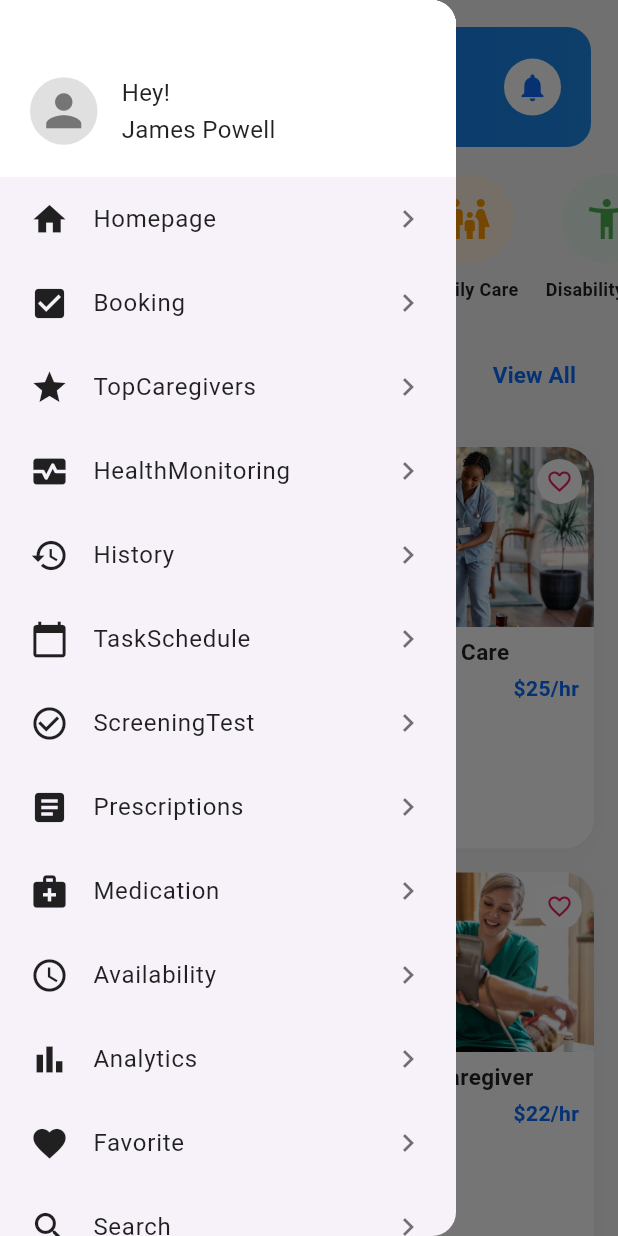
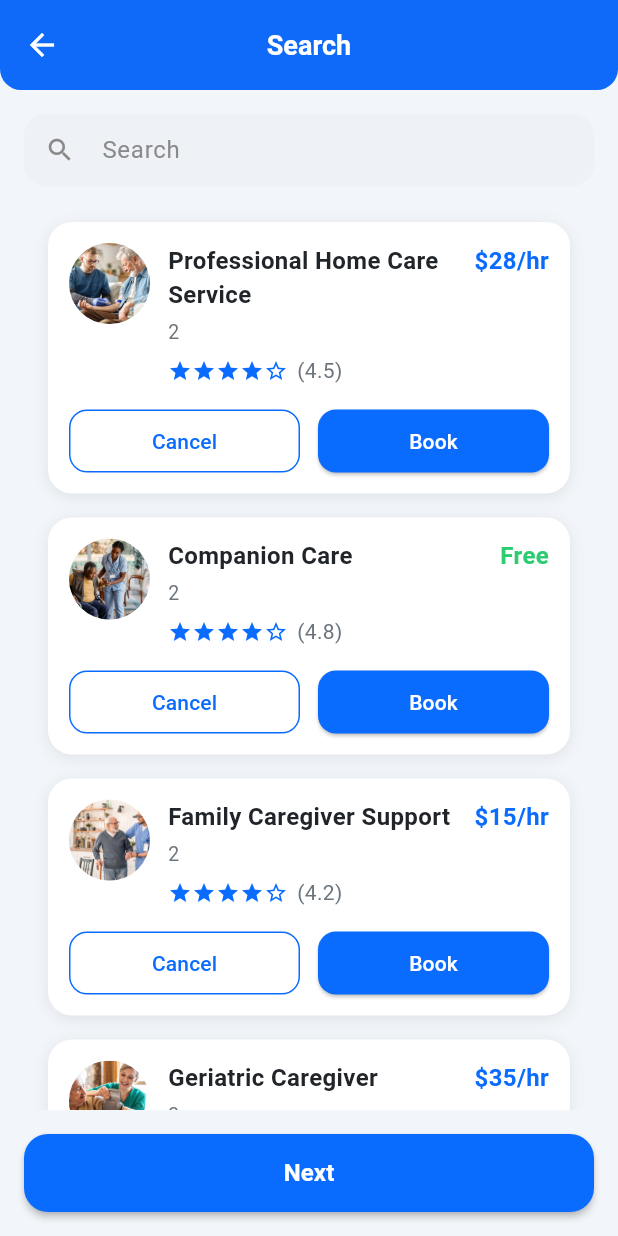
Before and after one commit to Sridharfiles/HomecareCRM, a Flutter app: the screen it shows after launch, after a tap on "Login", after a tap on the "menu" icon, after a tap on "Search", on a phone screen of 412 x 824 dp. Run offline on Flutter 3.47's test engine with Material 3 defaults, Android fonts, the light colour scheme and no system bars; our stand-ins replace font_awesome_flutter; network calls fail.

Commit message:
search page

```diff
--- a/lib/screens/Menu/main_menu.dart
+++ b/lib/screens/Menu/main_menu.dart
@@ -16,6 +16,7 @@ import 'package:homecarecrm/screens/Menu/bookmark_page/bookmarked_page.dart';
 import 'package:homecarecrm/screens/Menu/subscriptions_page/subscription_page.dart';
 import 'package:homecarecrm/screens/Menu/earnings_page/earnings_page.dart';
 import 'package:homecarecrm/screens/Menu/mybookings_page/my_bookings_page.dart';
+import 'package:homecarecrm/screens/Menu/search_page/search_screen.dart';
 
 class SlideDrawer extends StatelessWidget {
   const SlideDrawer({Key? key}) : super(key: key);
@@ -212,7 +213,14 @@ class SlideDrawer extends StatelessWidget {
                 _buildMenuItem(
                   icon: Icons.search,
                   title: 'Search',
-                  onTap: () {},
+                  onTap: () {
+                    Navigator.push(
+                      context,
+                      MaterialPageRoute(
+                        builder: (context) => const SearchScreen(),
+                      ),
+                    );
+                  },
                 ),
                 _buildMenuItem(
                   icon: Icons.bookmark,
--- a/lib/screens/Menu/mybookings_page/my_bookings_page.dart
+++ b/lib/screens/Menu/mybookings_page/my_bookings_page.dart
@@ -1,5 +1,5 @@
 import 'package:flutter/material.dart';
-import 'package:homecarecrm/screens/trackingscreen.dart';
+import 'package:homecarecrm/screens/Menu/mybookings_page/tracking_page.dart';
 
 class MyBookingsPage extends StatefulWidget {
   const MyBookingsPage({super.key});
--- /dev/null
+++ b/lib/screens/Menu/search_page/search_screen.dart
@@ -0,0 +1,471 @@
+import 'package:flutter/material.dart';
+import 'package:homecarecrm/screens/caregiver_details_page/caregiver_details_page.dart';
+import 'package:homecarecrm/screens/home_page/service_card.dart';
+import 'package:homecarecrm/screens/Menu/search_page/auto_parts_search_screen.dart';
+
+class SearchScreen extends StatelessWidget {
+  const SearchScreen({super.key});
+
+  @override
+  Widget build(BuildContext context) {
+    return Scaffold(
+      backgroundColor: const Color(0xFFF2F5F9),
+      appBar: AppBar(
+        backgroundColor: const Color(0xFF0A6CFF),
+        elevation: 2,
+        centerTitle: true,
+        toolbarHeight: 60,
+        shape: const RoundedRectangleBorder(
+          borderRadius: BorderRadius.only(
+            bottomLeft: Radius.circular(14),
+            bottomRight: Radius.circular(14),
+          ),
+        ),
+        leading: IconButton(
+          onPressed: () {
+            Navigator.pop(context);
+          },
+          icon: const Icon(Icons.arrow_back, color: Colors.white, size: 24),
+        ),
+        title: const Text(
+          'Search',
+          style: TextStyle(
+            color: Colors.white,
+            fontSize: 18,
+            fontWeight: FontWeight.w600,
+          ),
+        ),
+      ),
+      body: SafeArea(
+        child: Column(
+          children: [
+            // Search Bar
+            Padding(
+              padding: const EdgeInsets.all(16.0),
+              child: Container(
+                height: 48,
+                decoration: BoxDecoration(
+                  color: const Color(0xFFEEF1F5),
+                  borderRadius: BorderRadius.circular(14),
+                ),
+                child: TextField(
+                  decoration: InputDecoration(
+                    prefixIcon: const Icon(
+                      Icons.search,
+                      color: Color(0xFF8A8A8A),
+                      size: 20,
+                    ),
+                    hintText: 'Search',
+                    hintStyle: const TextStyle(
+                      color: Color(0xFF8A8A8A),
+                      fontSize: 16,
+                    ),
+                    border: InputBorder.none,
+                    contentPadding: const EdgeInsets.symmetric(
+                      horizontal: 16,
+                      vertical: 12,
+                    ),
+                  ),
+                ),
+              ),
+            ),
+
+            // Caregiver List
+            Expanded(
+              child: ListView.builder(
+                padding: const EdgeInsets.symmetric(horizontal: 16),
+                itemCount: caregivers.length,
+                itemBuilder: (context, index) {
+                  final caregiver = caregivers[index];
+                  return CaregiverCard(
+                    name: caregiver['name'],
+                    subtitle: caregiver['subtitle'],
+                    rating: caregiver['rating'],
+                    price: caregiver['price'],
+                    isFree: caregiver['isFree'],
+                    imageUrl: caregiver['imageUrl'],
+                  );
+                },
+              ),
+            ),
+          ],
+        ),
+      ),
+      bottomNavigationBar: Padding(
+        padding: const EdgeInsets.all(16.0),
+        child: SizedBox(
+          width: double.infinity,
+          height: 52,
+          child: ElevatedButton(
+            onPressed: () {
+              // Navigate to Auto Parts Search Screen
+              Navigator.push(
+                context,
+                MaterialPageRoute(
+                  builder: (context) => const AutoPartsSearchScreen(),
+                ),
+              );
+            },
+            style: ElevatedButton.styleFrom(
+              backgroundColor: const Color(0xFF0A6CFF),
+              foregroundColor: Colors.white,
+              shape: RoundedRectangleBorder(
+                borderRadius: BorderRadius.circular(16),
+              ),
+              elevation: 2,
+            ),
+            child: const Text(
+              'Next',
+              style: TextStyle(fontSize: 16, fontWeight: FontWeight.w600),
+            ),
+          ),
+        ),
+      ),
+    );
+  }
+}
+
+class CaregiverCard extends StatelessWidget {
+  final String name;
+  final String subtitle;
+  final double rating;
+  final String price;
+  final bool isFree;
+  final String imageUrl;
+
+  const CaregiverCard({
+    super.key,
+    required this.name,
+    required this.subtitle,
+    required this.rating,
+    required this.price,
+    required this.isFree,
+    required this.imageUrl,
+  });
+
+  @override
+  Widget build(BuildContext context) {
+    return Container(
+      margin: const EdgeInsets.symmetric(horizontal: 16, vertical: 8),
+      decoration: BoxDecoration(
+        color: Colors.white,
+        borderRadius: BorderRadius.circular(16),
+        boxShadow: [
+          BoxShadow(
+            color: Colors.black.withOpacity(0.08),
+            spreadRadius: 0,
+            blurRadius: 8,
+            offset: const Offset(0, 2),
+          ),
+        ],
+      ),
+      child: Padding(
+        padding: const EdgeInsets.all(14),
+        child: Column(
+          children: [
+            // Main content row
+            Row(
+              crossAxisAlignment: CrossAxisAlignment.start,
+              children: [
+                // Left side - Circular image
+                Container(
+                  width: 54,
+                  height: 54,
+                  decoration: BoxDecoration(
+                    shape: BoxShape.circle,
+                    color: Colors.grey[200],
+                  ),
+                  child: ClipOval(
+                    child: Image.asset(
+                      imageUrl,
+                      width: 54,
+                      height: 54,
+                      fit: BoxFit.cover,
+                      errorBuilder: (context, error, stackTrace) {
+                        return Icon(
+                          Icons.person,
+                          size: 30,
+                          color: Colors.grey[400],
+                        );
+                      },
+                    ),
+                  ),
+                ),
+
+                const SizedBox(width: 12),
+
+                // Right side - Content
+                Expanded(
+                  child: Column(
+                    crossAxisAlignment: CrossAxisAlignment.start,
+                    children: [
+                      // Name and price row
+                      Row(
+                        mainAxisAlignment: MainAxisAlignment.spaceBetween,
+                        crossAxisAlignment: CrossAxisAlignment.start,
+                        children: [
+                          // Name
+                          Expanded(
+                            child: Text(
+                              name,
+                              style: const TextStyle(
+                                fontSize: 16,
+                                fontWeight: FontWeight.w600,
+                                color: Color(0xFF212529),
+                              ),
+                            ),
+                          ),
+
+                          // Price
+                          Text(
+                            price,
+                            style: TextStyle(
+                              fontSize: 16,
+                              fontWeight: FontWeight.bold,
+                              color:
+                                  isFree
+                                      ? const Color(0xFF2ECC71)
+                                      : const Color(0xFF0A6CFF),
+                            ),
+                          ),
+                        ],
+                      ),
+
+                      const SizedBox(height: 4),
+
+                      // Subtitle
+                      Text(
+                        subtitle,
+                        style: const TextStyle(
+                          fontSize: 13,
+                          color: Color(0xFF6C757D),
+                        ),
+                      ),
+
+                      const SizedBox(height: 6),
+
+                      // Rating row
+                      Row(
+                        children: [
+                          // Star icons
+                          Row(
+                            mainAxisSize: MainAxisSize.min,
+                            children: List.generate(5, (index) {
+                              return Icon(
+                                index < rating.floor()
+                                    ? Icons.star
+                                    : Icons.star_border,
+                                size: 16,
+                                color: const Color(0xFF0A6CFF),
+                              );
+                            }),
+                          ),
+
+                          const SizedBox(width: 6),
+
+                          // Rating text
+                          Text(
+                            '($rating)',
+                            style: const TextStyle(
+                              fontSize: 14,
+                              color: Color(0xFF6C757D),
+                            ),
+                          ),
+                        ],
+                      ),
+                    ],
+                  ),
+                ),
+              ],
+            ),
+
+            const SizedBox(height: 16),
+
+            // Action buttons
+            Row(
+              children: [
+                // Cancel button
+                Expanded(
+                  child: SizedBox(
+                    height: 42,
+                    child: OutlinedButton(
+                      onPressed: () {
+                        // Handle cancel action
+                      },
+                      style: OutlinedButton.styleFrom(
+                        side: const BorderSide(color: Color(0xFF0A6CFF)),
+                        shape: RoundedRectangleBorder(
+                          borderRadius: BorderRadius.circular(12),
+                        ),
+                        backgroundColor: Colors.white,
+                      ),
+                      child: const Text(
+                        'Cancel',
+                        style: TextStyle(
+                          color: Color(0xFF0A6CFF),
+                          fontSize: 14,
+                          fontWeight: FontWeight.w500,
+                        ),
+                      ),
+                    ),
+                  ),
+                ),
+
+                const SizedBox(width: 12),
+
+                // Book button
+                Expanded(
+                  child: SizedBox(
+                    height: 42,
+                    child: ElevatedButton(
+                      onPressed: () {
+                        // Create a ServiceModel for the caregiver
+                        final service = ServiceModel(
+                          title: name,
+                          description:
+                              'Professional caregiving services with $subtitle years of experience',
+                          price: price,
+                          imageUrl: imageUrl,
+                          rating: rating,
+                          location: 'Available',
+                          experience: '$subtitle years',
+                          features: [
+                            'Professional Care',
+                            'Background Checked',
+                            'Experienced',
+                          ],
+                        );
+
+                        // Navigate to BookPage
+                        Navigator.push(
+                          context,
+                          MaterialPageRoute(
+                            builder: (context) => BookPage(service: service),
+                          ),
+                        );
+                      },
+                      style: ElevatedButton.styleFrom(
+                        backgroundColor: const Color(0xFF0A6CFF),
+                        foregroundColor: Colors.white,
+                        shape: RoundedRectangleBorder(
+                          borderRadius: BorderRadius.circular(12),
+                        ),
+                      ),
+                      child: const Text(
+                        'Book',
+                        style: TextStyle(
+                          fontSize: 14,
+                          fontWeight: FontWeight.w500,
+                        ),
+                      ),
+                    ),
+                  ),
+                ),
+              ],
+            ),
+          ],
+        ),
+      ),
+    );
+  }
+}
+
+// Sample caregiver data with home page images
+final List<Map<String, dynamic>> caregivers = [
+  {
+    'name': 'Professional Home Care Service',
+    'subtitle': '2',
+    'rating': 4.5,
+    'price': '\$28/hr',
+    'isFree': false,
+    'imageUrl': 'assets/images/image1.jpg',
+  },
+  {
+    'name': 'Companion Care',
+    'subtitle': '2',
+    'rating': 4.8,
+    'price': 'Free',
+    'isFree': true,
+    'imageUrl': 'assets/images/image2.jpg',
+  },
+  {
+    'name': 'Family Caregiver Support',
+    'subtitle': '2',
+    'rating': 4.2,
+    'price': '\$15/hr',
+    'isFree': false,
+    'imageUrl': 'assets/images/image3.jpg',
+  },
+  {
+    'name': 'Geriatric Caregiver',
+    'subtitle': '3',
+    'rating': 4.9,
+    'price': '\$35/hr',
+    'isFree': false,
+    'imageUrl': 'assets/images/image4.jpg',
+  },
+  {
+    'name': 'Home Health Aide',
+    'subtitle': '4',
+    'rating': 4.6,
+    'price': '\$22/hr',
+    'isFree': false,
+    'imageUrl': 'assets/images/image5.jpg',
+  },
+  {
+    'name': 'Respite Care',
+    'subtitle': '2',
+    'rating': 4.7,
+    'price': '\$32/hr',
+    'isFree': false,
+    'imageUrl': 'assets/images/image6.jpg',
+  },
+  {
+    'name': 'Dementia Care Expert',
+    'subtitle': '1',
+    'rating': 4.4,
+    'price': '\$38/hr',
+    'isFree': false,
+    'imageUrl': 'assets/images/image1.jpg',
+  },
+  {
+    'name': 'Post-Surgery Caregiver',
+    'subtitle': '2',
+    'rating': 4.3,
+    'price': '\$30/hr',
+    'isFree': false,
+    'imageUrl': 'assets/images/image2.jpg',
+  },
+  {
+    'name': 'Physical Therapy Assistant',
+    'subtitle': '3',
+    'rating': 4.8,
+    'price': '\$25/hr',
+    'isFree': false,
+    'imageUrl': 'assets/images/image3.jpg',
+  },
+  {
+    'name': 'Mental Health Support',
+    'subtitle': '2',
+    'rating': 4.1,
+    'price': '\$20/hr',
+    'isFree': false,
+    'imageUrl': 'assets/images/image4.jpg',
+  },
+  {
+    'name': 'Palliative Care Specialist',
+    'subtitle': '1',
+    'rating': 4.9,
+    'price': '\$45/hr',
+    'isFree': false,
+    'imageUrl': 'assets/images/image5.jpg',
+  },
+  {
+    'name': 'Child Care Specialist',
+    'subtitle': '5',
+    'rating': 4.6,
+    'price': '\$18/hr',
+    'isFree': false,
+    'imageUrl': 'assets/images/image6.jpg',
+  },
+];
```
Also changed, not shown: lib/screens/Menu/search_page/auto_parts_search_screen.dart (added, +165 -0 lines), pubspec.lock.
